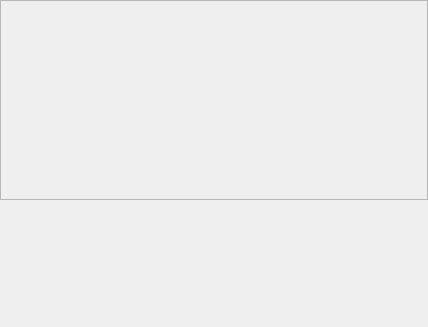
This is CaX/widget/musicdbwindow.ui in fsest4u/CaX_03 as Qt 5 draws it before an edit. The edited form follows.
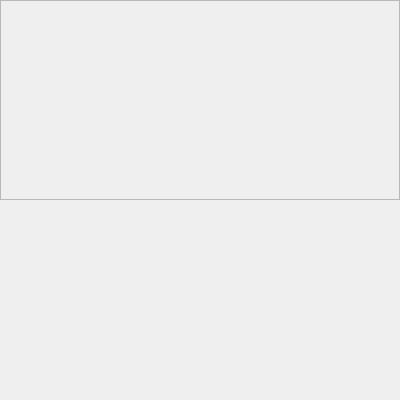
This is the edited form.

What changed in the file:
```diff
--- a/CaX/widget/musicdbwindow.ui
+++ b/CaX/widget/musicdbwindow.ui
@@ -6,8 +6,8 @@
    <rect>
     <x>0</x>
     <y>0</y>
-    <width>428</width>
-    <height>327</height>
+    <width>400</width>
+    <height>400</height>
    </rect>
   </property>
   <property name="windowTitle">
@@ -37,13 +37,13 @@
      <property name="minimumSize">
       <size>
        <width>0</width>
-       <height>200</height>
+       <height>0</height>
       </size>
      </property>
      <property name="maximumSize">
       <size>
        <width>16777215</width>
-       <height>200</height>
+       <height>250</height>
       </size>
      </property>
      <property name="styleSheet">
```
